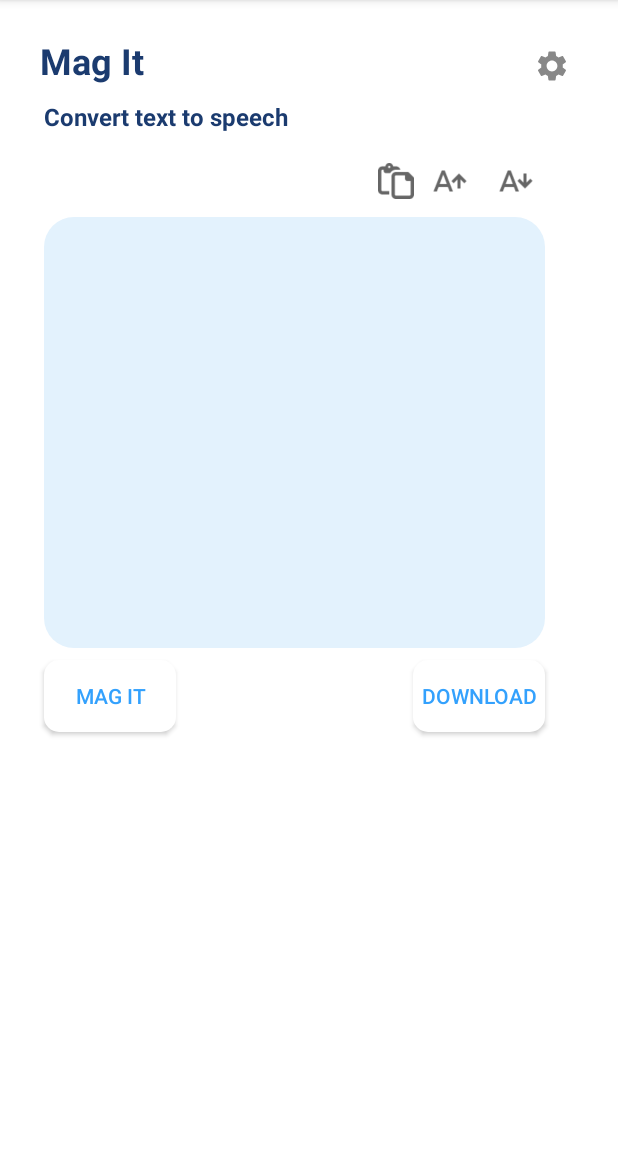
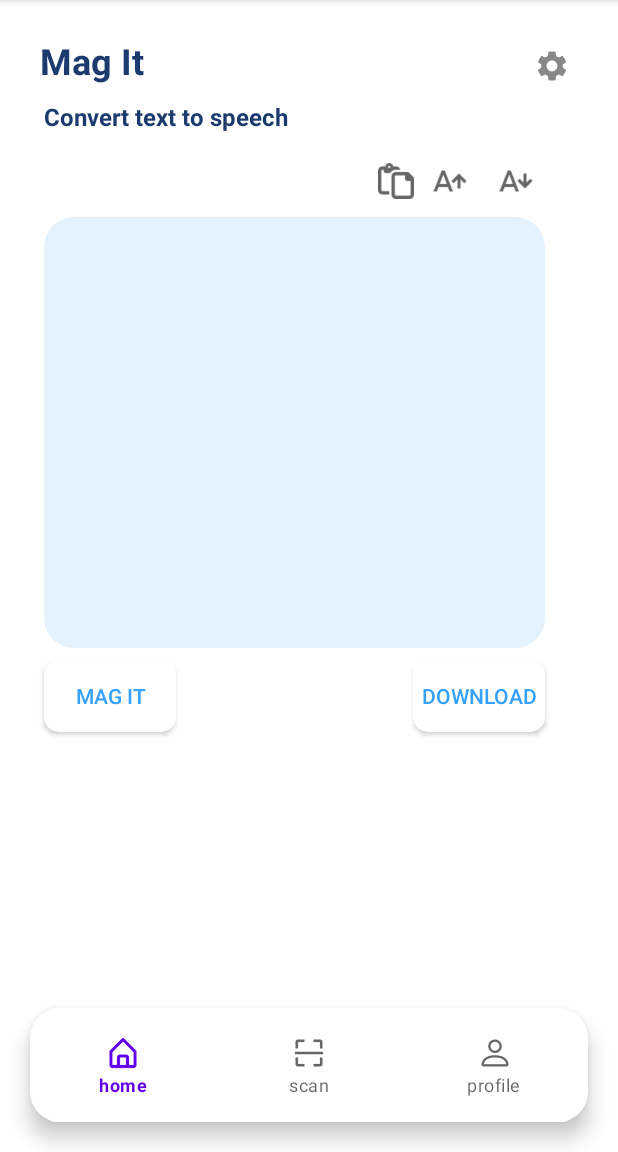
Before and after one commit to Anggitwr/Mobile-Development, an Android app: the screen it shows after launch (MainActivity), on a phone screen of 412 x 824 dp, the part 84-1236 px from its top. Run offline under Robolectric (Android 15) with nearby library versions, the phone set to English and light mode, and no system bars.

Commit message:
add bottom navigation

```diff
--- /dev/null
+++ b/app/src/main/res/drawable/bg_bottom_nav.xml
@@ -0,0 +1,10 @@
+<?xml version="1.0" encoding="utf-8"?>
+<shape xmlns:android="http://schemas.android.com/apk/res/android">
+
+<corners
+    android:radius="20dp"/>
+<solid android:color="@color/white"/>
+    <padding android:top="10dp"
+        android:bottom="10dp"/>
+
+</shape>
--- a/app/src/main/res/layout/activity_main.xml
+++ b/app/src/main/res/layout/activity_main.xml
@@ -89,7 +89,7 @@
         app:layout_constraintEnd_toEndOf="parent"
         app:layout_constraintHorizontal_bias="0.0"
         app:layout_constraintStart_toStartOf="@+id/tv_description"
-        app:layout_constraintTop_toBottomOf="@+id/tv_description" />
+        app:layout_constraintTop_toBottomOf="@+id/tv_description"/>
 
     <androidx.appcompat.widget.AppCompatButton
         android:id="@+id/btn_add"
@@ -115,5 +115,13 @@
         app:layout_constraintStart_toEndOf="@+id/btn_add"
         app:layout_constraintTop_toBottomOf="@+id/et_inputtext" />
 
+    <com.google.android.material.bottomnavigation.BottomNavigationView
+        android:id="@+id/bottom_navigation"
+        android:layout_width="match_parent"
+        android:layout_height="wrap_content"
+        android:background="@drawable/bg_bottom_nav"
+        app:layout_constraintBottom_toBottomOf="parent"
+        app:menu="@menu/menu"
+        android:layout_margin="20dp"/>
 
 </androidx.constraintlayout.widget.ConstraintLayout>
--- /dev/null
+++ b/app/src/main/res/menu/menu.xml
@@ -0,0 +1,19 @@
+<?xml version="1.0" encoding="utf-8"?>
+<menu xmlns:android="http://schemas.android.com/apk/res/android">
+
+    <item
+        android:id="@+id/home"
+        android:icon="@drawable/img_home"
+        android:title="@string/i_home"/>
+
+    <item
+        android:id="@+id/scan"
+        android:icon="@drawable/img_scan"
+        android:title="@string/i_scan"/>
+
+    <item
+        android:id="@+id/profile"
+        android:icon="@drawable/img_profile"
+        android:title="@string/i_profile"/>
+
+</menu>
--- a/app/src/main/res/values/strings.xml
+++ b/app/src/main/res/values/strings.xml
@@ -21,4 +21,7 @@
     <string name="sign_up">Sign Up</string>
     <string name="mag_it_logo_desc">Mag-it Logo</string>
     <string name="txt_signup">Sign up</string>
+    <string name="i_home">home</string>
+    <string name="i_scan">scan</string>
+    <string name="i_profile">profile</string>
 </resources>
```
Also changed, not shown: app/src/main/res/drawable/img_home.png (added), app/src/main/res/drawable/img_profile.png (added), app/src/main/res/drawable/img_scan.png (added).
